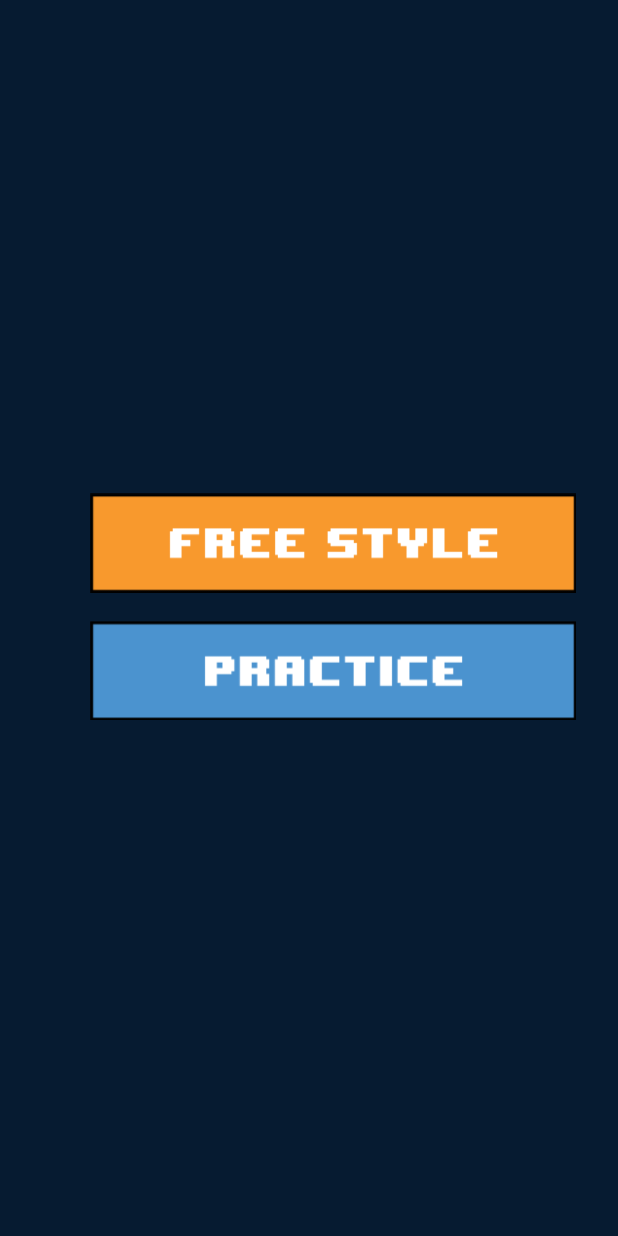
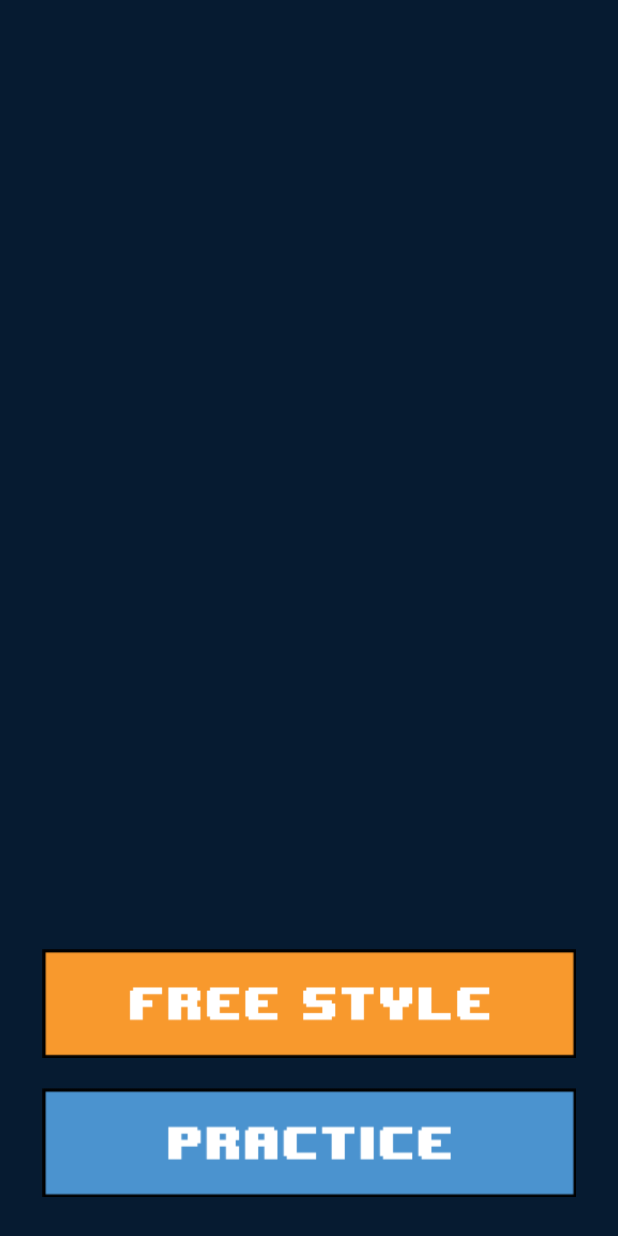
Before and after one commit to tungd/pocketpiano, an Android app: the screen it shows after launch (HomeActivity), on a phone screen of 412 x 824 dp. Run offline under Robolectric (Android 15) with nearby library versions, the phone set to English and light mode, and no system bars.

Commit message:
fix button size

```diff
--- a/app/src/main/res/layout/activity_home.xml
+++ b/app/src/main/res/layout/activity_home.xml
@@ -13,31 +13,27 @@
     <ImageButton
             android:id="@+id/button_freestyle"
             android:layout_width="wrap_content"
-            android:layout_height="match_parent"
-            android:layout_marginStart="32dp"
-            android:layout_alignParentTop="true"
-            android:layout_alignParentStart="true"
-            android:layout_marginBottom="100dp"
-            android:text="Freestyle"
+            android:layout_height="wrap_content"
+        android:text="Freestyle"
             android:scaleType="fitCenter"
             android:adjustViewBounds="true"
             style="?android:attr/borderlessButtonStyle"
             android:src="@drawable/freestyle_button"
-            android:onClick="startFreeStyle"/>
+            android:onClick="startFreeStyle"
+        android:layout_above="@+id/button_practice"
+        android:layout_alignParentStart="true" />
 
     <ImageButton
             android:id="@+id/button_practice"
             android:layout_width="wrap_content"
-            android:layout_height="match_parent"
-            android:layout_marginStart="32dp"
-            android:layout_alignParentTop="true"
-            android:layout_alignParentStart="true"
-            android:layout_marginTop="70dp"
-            android:text="Practice"
+            android:layout_height="wrap_content"
+        android:text="Practice"
             android:scaleType="fitCenter"
             android:adjustViewBounds="true"
             style="?android:attr/borderlessButtonStyle"
             android:src="@drawable/practice_button"
-            android:onClick="startPractice"/>
+            android:onClick="startPractice"
+        android:layout_alignParentBottom="true"
+        android:layout_alignParentStart="true" />
 
 </RelativeLayout>
```
